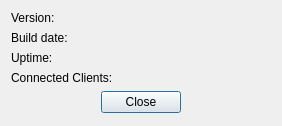
Old version of the form src/qtui/ui/coreinfodlg.ui in the repository quassel/quassel.
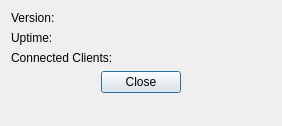
New version of the form.

Commit message:
Don't embed the build date in the binary.
For compatibility send a dummy date in the client/core handshake.

This makes it possible to create reproducible builds.

```diff
--- a/src/qtui/ui/coreinfodlg.ui
+++ b/src/qtui/ui/coreinfodlg.ui
@@ -29,48 +29,34 @@
        </property>
       </widget>
      </item>
-     <item row="2" column="0" >
+     <item row="1" column="0" >
       <widget class="QLabel" name="label_4" >
        <property name="text" >
         <string>Uptime:</string>
        </property>
       </widget>
      </item>
-     <item row="3" column="0" >
+     <item row="2" column="0" >
       <widget class="QLabel" name="label_3" >
        <property name="text" >
         <string>Connected Clients:</string>
        </property>
       </widget>
      </item>
-     <item row="3" column="1" >
+     <item row="2" column="1" >
       <widget class="QLabel" name="labelClientCount" >
        <property name="text" >
         <string>&lt;connected clients></string>
        </property>
       </widget>
      </item>
-     <item row="2" column="1" >
+     <item row="1" column="1" >
       <widget class="QLabel" name="labelUptime" >
        <property name="text" >
         <string>&lt;core uptime></string>
        </property>
       </widget>
      </item>
-     <item row="1" column="0" >
-      <widget class="QLabel" name="label" >
-       <property name="text" >
-        <string>Build date:</string>
-       </property>
-      </widget>
-     </item>
-     <item row="1" column="1" >
-      <widget class="QLabel" name="labelCoreBuildDate" >
-       <property name="text" >
-        <string>&lt;build date></string>
-       </property>
-      </widget>
-     </item>
     </layout>
    </item>
    <item>
```
The commit also changes 8 other files.
